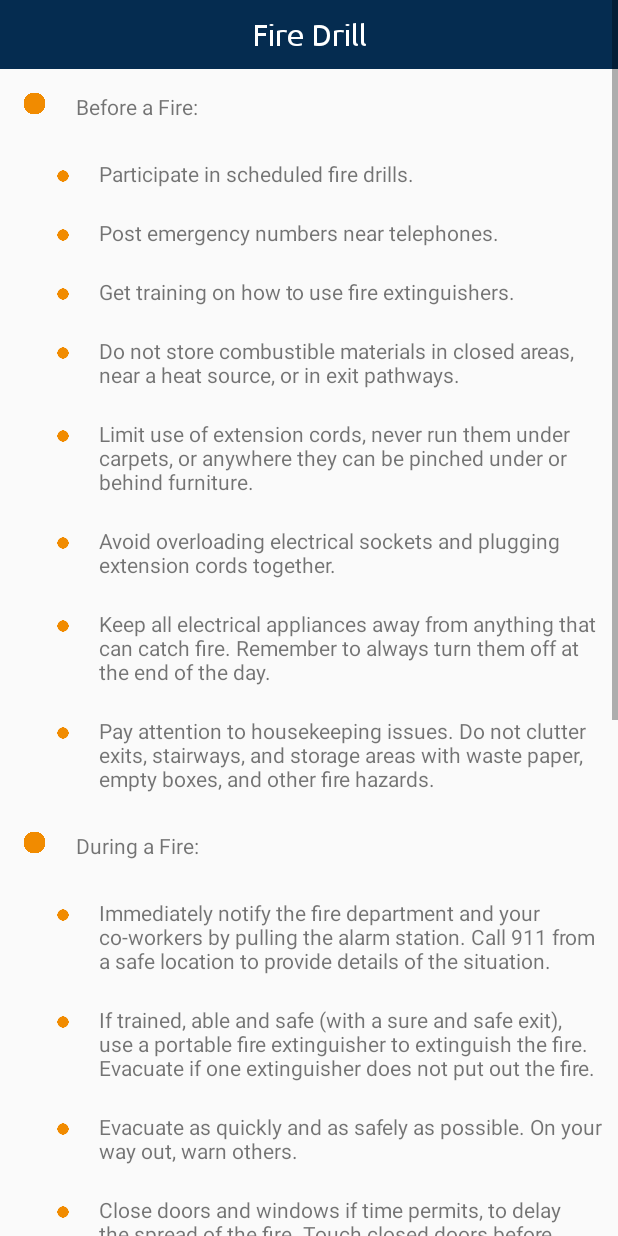
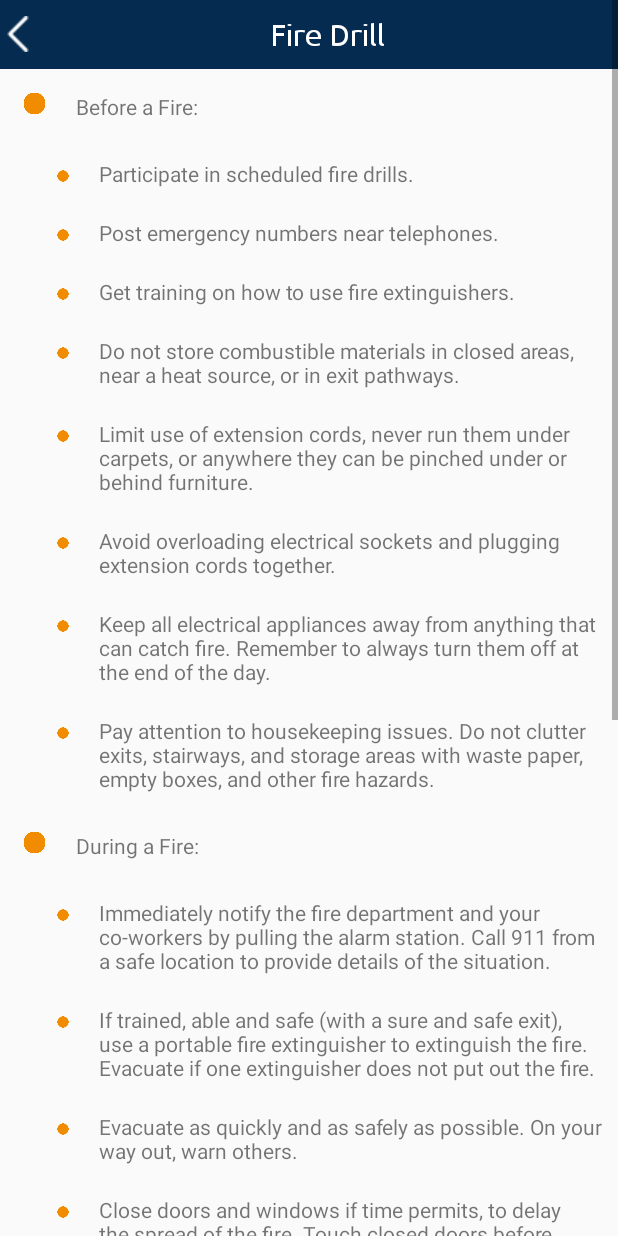
Before and after one commit to jade-yu/Ready-Set-GO, an Android app: the FireActivity screen opened directly, with no data from a screen before it, on a phone screen of 412 x 824 dp. Run offline under Robolectric (Android 15) with nearby library versions, the phone set to English and light mode, and no system bars.

Commit message:
Added back button in drills

```diff
--- a/app/src/main/java/ph/edu/dlsu/uhack/BurnActivity.java
+++ b/app/src/main/java/ph/edu/dlsu/uhack/BurnActivity.java
@@ -9,5 +9,7 @@ public class BurnActivity extends AppCompatActivity {
     protected void onCreate(Bundle savedInstanceState) {
         super.onCreate(savedInstanceState);
         setContentView(R.layout.activity_burn);
+
+
     }
 }
--- a/app/src/main/java/ph/edu/dlsu/uhack/FireActivity.java
+++ b/app/src/main/java/ph/edu/dlsu/uhack/FireActivity.java
@@ -2,12 +2,25 @@ package ph.edu.dlsu.uhack;
 
 import android.support.v7.app.AppCompatActivity;
 import android.os.Bundle;
+import android.view.View;
+import android.widget.ImageButton;
 
 public class FireActivity extends AppCompatActivity {
+
+    ImageButton ibBack;
 
     @Override
     protected void onCreate(Bundle savedInstanceState) {
         super.onCreate(savedInstanceState);
         setContentView(R.layout.activity_fire);
+
+        ibBack = findViewById(R.id.btn_back);
+
+        ibBack.setOnClickListener(new View.OnClickListener() {
+            @Override
+            public void onClick(View v) {
+                onBackPressed();
+            }
+        });
     }
 }
--- a/app/src/main/res/layout/activity_fire.xml
+++ b/app/src/main/res/layout/activity_fire.xml
@@ -15,7 +15,15 @@
         <LinearLayout
             android:layout_width="match_parent"
             android:layout_height="wrap_content"
-            android:orientation="horizontal">
+            android:orientation="horizontal"
+            android:background="#052c50">
+
+            <ImageButton
+                android:id="@+id/btn_back"
+                android:layout_width="wrap_content"
+                android:layout_height="wrap_content"
+                android:background="@drawable/back"
+                android:layout_gravity="center" />
 
             <TextView
                 android:layout_width="match_parent"
@@ -24,10 +32,10 @@
                 android:textSize="20sp"
                 android:gravity="center"
                 android:textColor="#ffffff"
-                android:background="#052c50"
                 android:fontFamily="@font/ubuntu"
                 android:padding="11dp"
                 android:elevation="5dp"/>
+
 
         </LinearLayout>
 
```
Also changed, not shown: app/src/main/java/ph/edu/dlsu/uhack/EarthquakeActivity.java (+14 -0 lines), app/src/main/java/ph/edu/dlsu/uhack/FloodActivity.java (+13 -0 lines), app/src/main/java/ph/edu/dlsu/uhack/TyphoonActivity.java (+13 -0 lines), app/src/main/res/layout/activity_earthquake.xml (+8 -1 lines), app/src/main/res/layout/activity_flood.xml (+10 -2 lines), app/src/main/res/layout/activity_typhoon.xml (+10 -2 lines).
